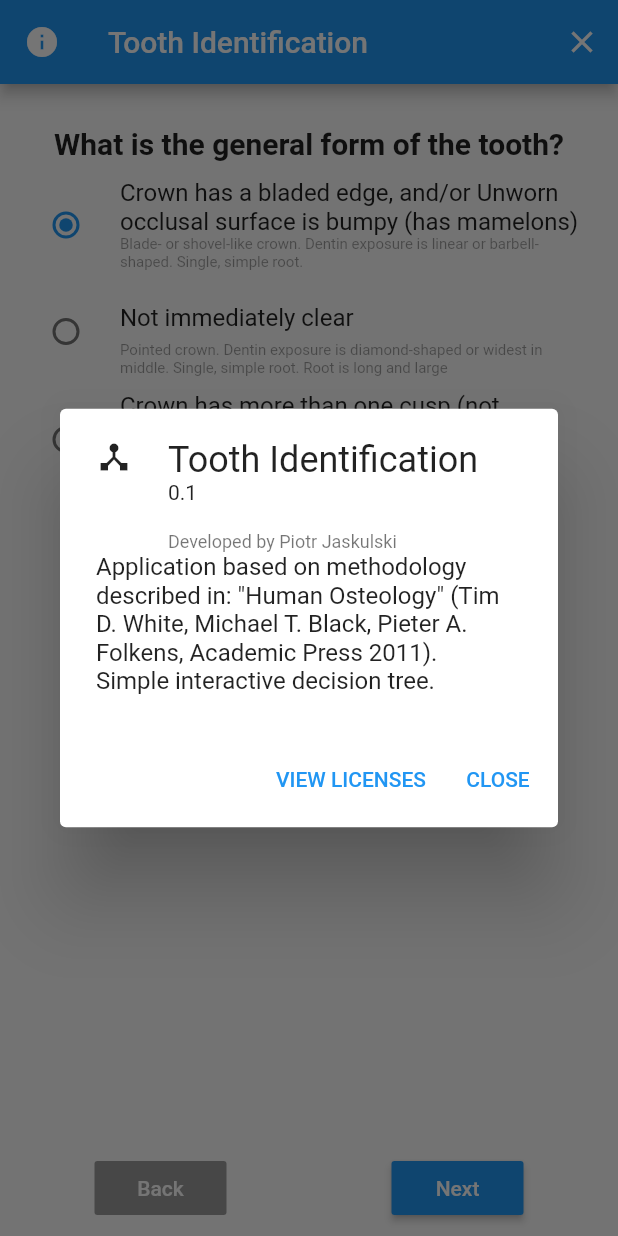
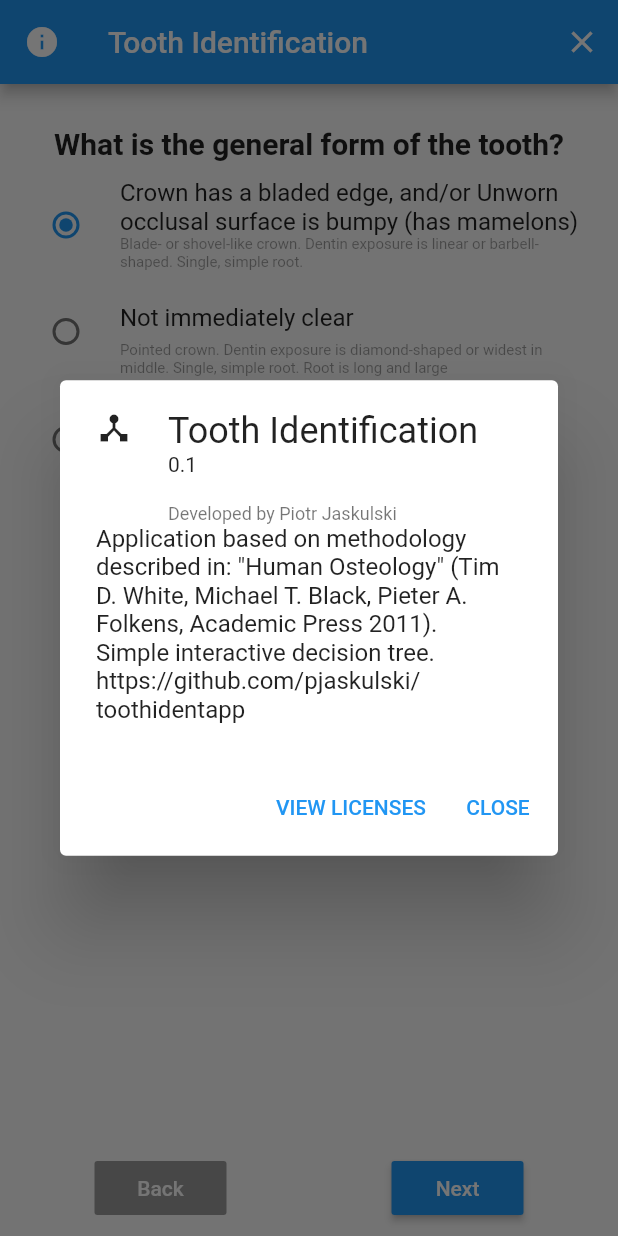
Before and after one commit to pjaskulski/toothidentapp, a Flutter app: the Screen22 screen opened by its route, after a tap on the "info" icon, on a phone screen of 412 x 824 dp. Run offline on Flutter 3.47's test engine with Material 2 defaults, Android fonts, the phone set to English and light mode, and no system bars.

Commit message:
signing configuration and link to github

```diff
--- a/lib/tools/tools.dart
+++ b/lib/tools/tools.dart
@@ -11,5 +11,6 @@ void showAppAbout(BuildContext context) {
         Text(
             'Application based on methodology described in: "Human Osteology" (Tim D. White, Michael T. Black, Pieter A. Folkens, Academic Press 2011).'),
         Text('Simple interactive decision tree.'),
+        Text('https://github.com/pjaskulski/toothidentapp'),
       ]);
 }
```
Also changed, not shown: 1 other file.
